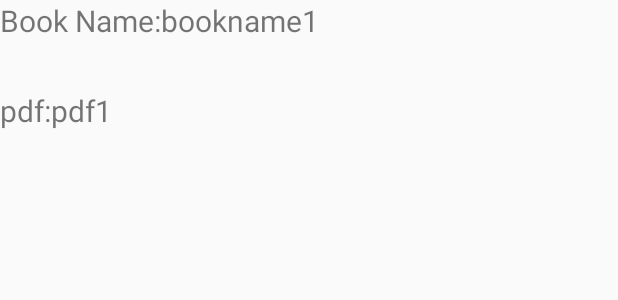
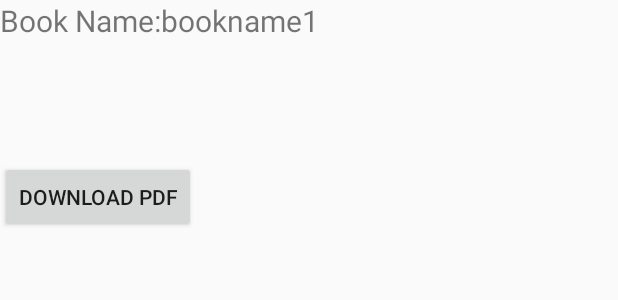
Before and after one commit to yudeep-rajbhandari/android-knowbook, an Android app: the layout textlayout2.xml on its own in the app's theme, with its tools: preview values and no code run, on a phone screen of 412 x 824 dp. Shown: the top 300 px of the screen. Run offline under Robolectric (Android 15) with nearby library versions, the phone set to English and light mode, and no system bars; network calls fail.

Commit message:
download updated

```diff
--- a/app/src/main/java/com/example/user/volleyjson/showbooks.java
+++ b/app/src/main/java/com/example/user/volleyjson/showbooks.java
@@ -47,6 +47,7 @@ public class showbooks extends AppCompatActivity {
                 final TextView price=(TextView)mview.findViewById(R.id.textview_price);
                 final TextView availability=(TextView)mview.findViewById(R.id.textview_availability);
                 final TextView racknumber=(TextView)mview.findViewById(R.id.textview_racknumber);
+
                 bookname.setText(item.getBookName());
                 booktype.setText(item.getBooktype());
                 author.setText(item.getWriter());
--- a/app/src/main/res/layout/textlayout2.xml
+++ b/app/src/main/res/layout/textlayout2.xml
@@ -2,24 +2,7 @@
 <RelativeLayout xmlns:android="http://schemas.android.com/apk/res/android"
     android:layout_width="match_parent" android:layout_height="match_parent">
 
-    <TextView
-        android:text="pdf:"
-        android:layout_width="wrap_content"
-        android:layout_height="60dp"
-        android:layout_below="@+id/bookname"
 
-android:textSize="20dp"
-        android:id="@+id/pdf" />
-
-    <TextView
-        android:text="pdf1"
-        android:layout_width="wrap_content"
-        android:layout_height="60dp"
-        android:layout_below="@+id/bookname"
-        android:layout_toRightOf="@+id/pdf"
-        android:textSize="20dp"
-
-        android:id="@+id/pdf1" />
 <TextView
     android:text="Book Name:"
     android:layout_width="wrap_content"
@@ -35,4 +18,17 @@ android:textSize="20dp"
         android:id="@+id/bookname1"
         android:layout_toRightOf="@+id/bookname"
         />
+
+    <Button
+        android:text="download pdf"
+        android:layout_width="wrap_content"
+        android:layout_height="wrap_content"
+        android:id="@+id/download_pdf"
+        android:layout_below="@+id/bookname"
+        android:layout_alignParentLeft="true"
+        android:layout_alignParentStart="true"
+        android:focusable="false"
+        android:layout_marginTop="47dp" />
+
+
 </RelativeLayout>
```
Also changed, not shown: app/src/main/java/com/example/user/volleyjson/BookAdapter.java (+26 -3 lines), app/src/main/java/com/example/user/volleyjson/SubjectAdapter.java (+23 -3 lines), app/src/main/res/layout/activity_main.xml (+13 -1 lines), app/src/main/res/layout/textlayout.xml (+13 -14 lines).
